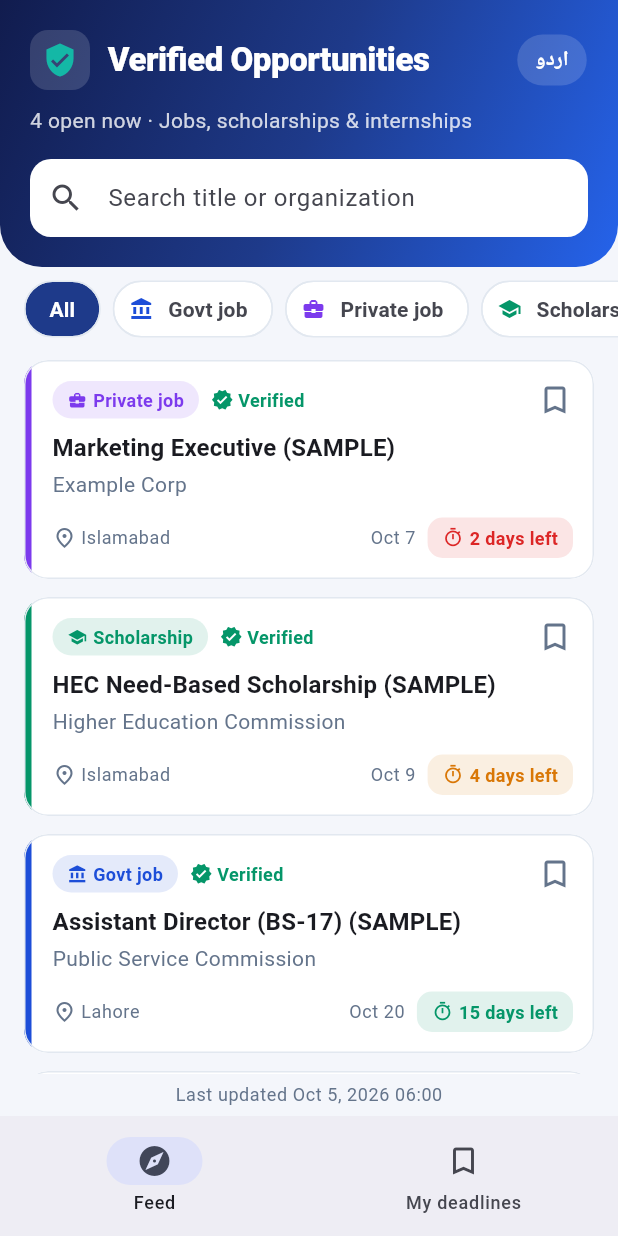
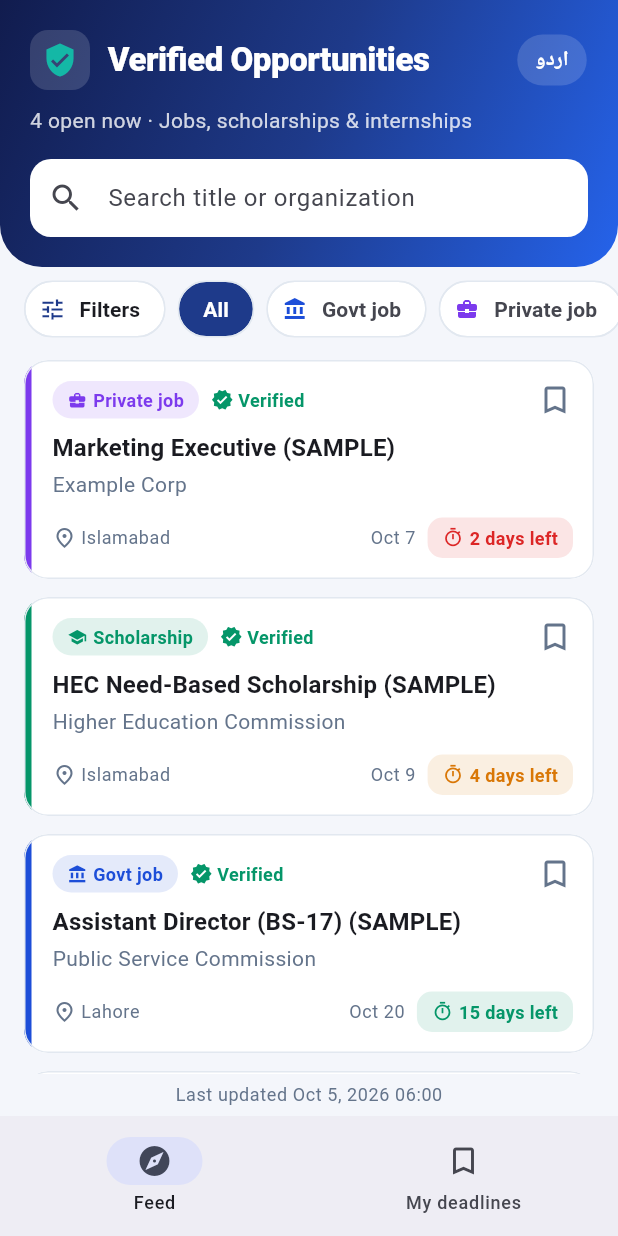
Before and after one commit to bangash40/jobs-scholarship-board, a Flutter app: the screen it shows after launch, on a phone screen of 412 x 824 dp. Run offline on Flutter 3.47's test engine with Material 3 defaults, Android fonts, the light colour scheme and no system bars; our stand-ins replace flutter_local_notifications, flutter_timezone, hive_flutter, timezone; accounts and stored records are empty.

Commit message:
Add city, education and field filters
Filter sheet opens from the chip row, with options built from the feed. Includes strings for the filter sheet and the More tab.

```diff
--- a/lib/l10n/app_localizations.dart
+++ b/lib/l10n/app_localizations.dart
@@ -319,6 +319,90 @@ abstract class AppLocalizations {
   /// In en, this message translates to:
   /// **'Last day tomorrow'**
   String get notifLastDay;
+
+  /// No description provided for @filtersTitle.
+  ///
+  /// In en, this message translates to:
+  /// **'Filters'**
+  String get filtersTitle;
+
+  /// No description provided for @filterCity.
+  ///
+  /// In en, this message translates to:
+  /// **'City'**
+  String get filterCity;
+
+  /// No description provided for @filterAny.
+  ///
+  /// In en, this message translates to:
+  /// **'Any'**
+  String get filterAny;
+
+  /// No description provided for @filterReset.
+  ///
+  /// In en, this message translates to:
+  /// **'Reset'**
+  String get filterReset;
+
+  /// No description provided for @filterApply.
+  ///
+  /// In en, this message translates to:
+  /// **'Show results'**
+  String get filterApply;
+
+  /// No description provided for @navMore.
+  ///
+  /// In en, this message translates to:
+  /// **'More'**
+  String get navMore;
+
+  /// No description provided for @moreLanguage.
+  ///
+  /// In en, this message translates to:
+  /// **'Language'**
+  String get moreLanguage;
+
+  /// No description provided for @moreSafetyTitle.
+  ///
+  /// In en, this message translates to:
+  /// **'Stay safe from scams'**
+  String get moreSafetyTitle;
+
+  /// No description provided for @safetyTip1.
+  ///
+  /// In en, this message translates to:
+  /// **'Genuine employers and scholarships never ask you to pay to apply.'**
+  String get safetyTip1;
+
+  /// No description provided for @safetyTip2.
+  ///
+  /// In en, this message translates to:
+  /// **'Apply only through the official link shown on each listing.'**
+  String get safetyTip2;
+
+  /// No description provided for @safetyTip3.
+  ///
+  /// In en, this message translates to:
+  /// **'Be careful of offers that arrive on WhatsApp or ask for money via EasyPaisa or JazzCash.'**
+  String get safetyTip3;
+
+  /// No description provided for @safetyTip4.
+  ///
+  /// In en, this message translates to:
+  /// **'Always check the last date on the official website before applying.'**
+  String get safetyTip4;
+
+  /// No description provided for @moreAboutTitle.
+  ///
+  /// In en, this message translates to:
+  /// **'About'**
+  String get moreAboutTitle;
+
+  /// No description provided for @moreAboutBody.
+  ///
+  /// In en, this message translates to:
+  /// **'Every listing links to an official source and is checked by a person before it appears. Expired listings are removed automatically.'**
+  String get moreAboutBody;
 }
 
 class _AppLocalizationsDelegate
--- a/lib/screens/feed_screen.dart
+++ b/lib/screens/feed_screen.dart
@@ -7,6 +7,7 @@ import '../services/feed_repository.dart';
 import '../services/locale_controller.dart';
 import '../services/saved_controller.dart';
 import '../theme/app_theme.dart';
+import '../widgets/filter_sheet.dart';
 import '../widgets/listing_card.dart';
 import 'detail_screen.dart';
 
@@ -34,6 +35,7 @@ class _FeedScreenState extends State<FeedScreen> {
   bool _failed = false;
   ListingType? _type;
   bool _closingSoon = false;
+  FeedFilters _filters = FeedFilters.none;
   String _query = '';
 
   @override
@@ -67,6 +69,7 @@ class _FeedScreenState extends State<FeedScreen> {
       if (l.isExpired(now)) return false;
       if (_type != null && l.type != _type) return false;
       if (_closingSoon && l.daysLeft(now) > _closingSoonDays) return false;
+      if (!_filters.matches(l)) return false;
       if (q.isNotEmpty &&
           !l.title.toLowerCase().contains(q) &&
           !l.organization.toLowerCase().contains(q)) {
@@ -106,6 +109,7 @@ class _FeedScreenState extends State<FeedScreen> {
               scrollDirection: Axis.horizontal,
               padding: const EdgeInsets.symmetric(horizontal: 16),
               children: [
+                _filterButton(l.filtersTitle),
                 _chip(l.filterAll, null, _type == null, () => setState(() => _type = null)),
                 for (final t in ListingType.values)
                   _chip(t.label(l), t, _type == t, () => setState(() => _type = t)),
@@ -192,6 +196,32 @@ class _FeedScreenState extends State<FeedScreen> {
               ),
             ),
         ],
+      ),
+    );
+  }
+
+  Widget _filterButton(String label) {
+    final count = _filters.activeCount;
+    return Padding(
+      padding: const EdgeInsets.only(right: 8),
+      child: Center(
+        child: ActionChip(
+          avatar: Badge(
+            isLabelVisible: count > 0,
+            label: Text('$count'),
+            child: const Icon(Icons.tune, size: 18),
+          ),
+          label: Text(label),
+          labelStyle: const TextStyle(fontWeight: FontWeight.w600),
+          onPressed: () async {
+            final result = await showFilterSheet(
+              context,
+              listings: _feed?.listings ?? const [],
+              current: _filters,
+            );
+            if (result != null) setState(() => _filters = result);
+          },
+        ),
       ),
     );
   }
```
Also changed, not shown: lib/l10n/app_en.arb (+50 -6 lines), lib/l10n/app_localizations_en.dart (+47 -0 lines), lib/l10n/app_localizations_ur.dart (+47 -0 lines), lib/l10n/app_ur.arb (+15 -1 lines), lib/widgets/filter_sheet.dart (added, +154 -0 lines), 1 other file.
